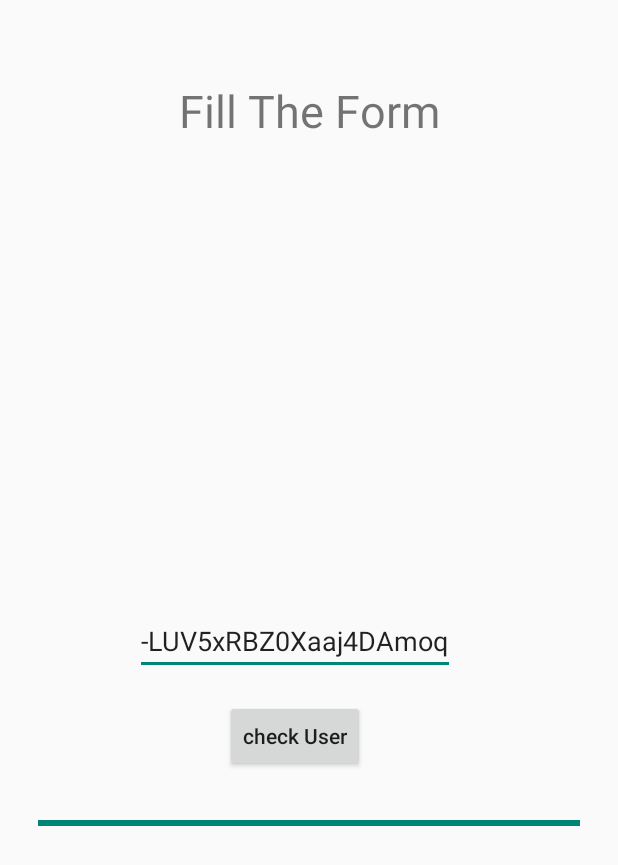
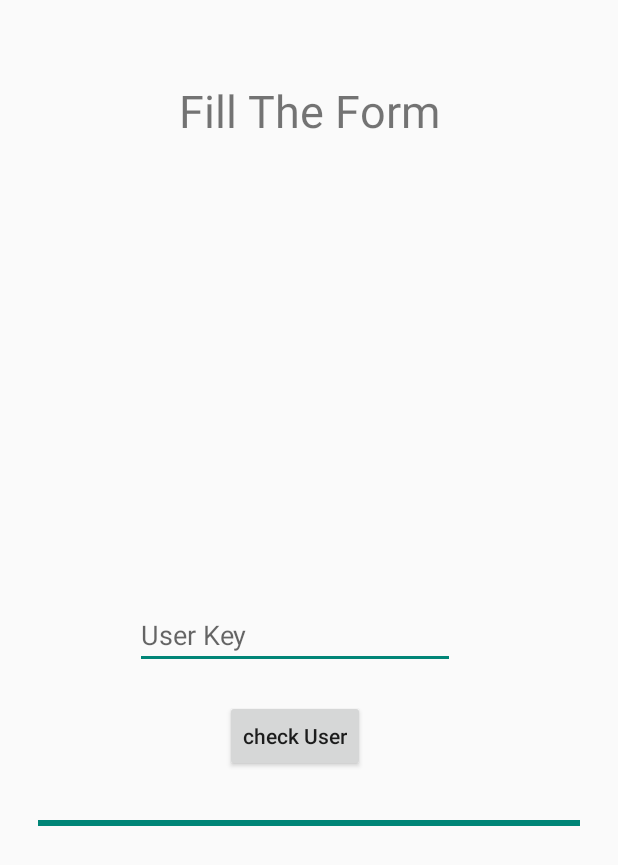
Before and after one commit to KarimM7mad/VehicleTracker, an Android app: the TransmiterForm screen opened directly, with no data from a screen before it, on a phone screen of 412 x 824 dp. Shown: the top 865 px of the screen. Run offline under Robolectric (Android 15) with nearby library versions, the phone set to English and light mode, and no system bars; our stand-ins replace Firebase (no records; nobody signed in at launch, a user with empty details on screens opened directly).

Commit message:
main desired features are finished except sign in and good UI

```diff
--- a/app/src/main/java/com/example/karimm7mad/vehicletracker/TransmiterForm.java
+++ b/app/src/main/java/com/example/karimm7mad/vehicletracker/TransmiterForm.java
@@ -197,9 +197,6 @@ public class TransmiterForm extends AppCompatActivity {
             }
         });
 
-        this.userkeyEditTxt.setText("-LUV5xRBZ0Xaaj4DAmoq");
-        this.carkeyEditTxt.setText("-LUV5xRTalxZx5vJ97I0");
-
     }
 
 
--- a/app/src/main/res/layout/activity_transmiter_form.xml
+++ b/app/src/main/res/layout/activity_transmiter_form.xml
@@ -25,7 +25,7 @@
         android:layout_height="wrap_content"
         android:layout_alignParentBottom="true"
         android:layout_marginStart="90dp"
-        android:layout_marginBottom="374dp"
+        android:layout_marginBottom="378dp"
         android:ems="10"
         android:hint="User Key"
         android:inputType="textPersonName" />
@@ -36,7 +36,7 @@
         android:layout_height="wrap_content"
         android:layout_alignParentBottom="true"
         android:layout_centerHorizontal="true"
-        android:layout_marginBottom="204dp"
+        android:layout_marginBottom="219dp"
         android:ems="10"
         android:hint="Car Key"
         android:inputType="textPersonName" />
```
Also changed, not shown: app/src/main/java/com/example/karimm7mad/vehicletracker/TransmiterMapsActivity.java (+4 -4 lines), app/src/main/java/com/example/karimm7mad/vehicletracker/WelcomeScreen.java (+7 -5 lines).
